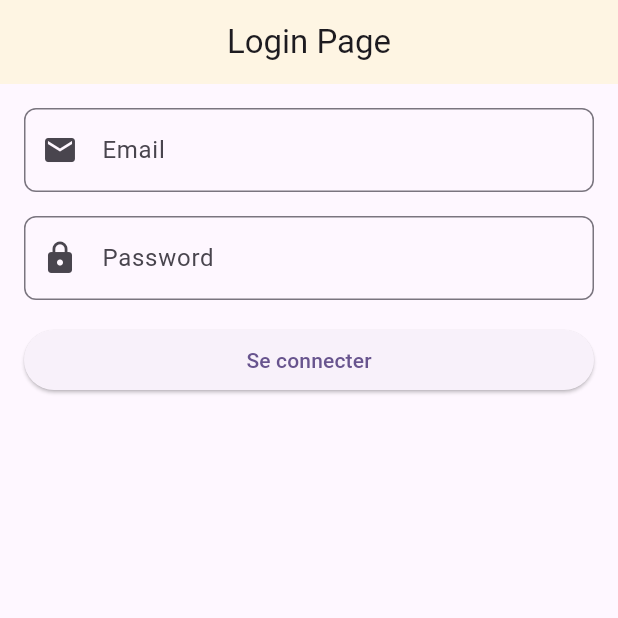
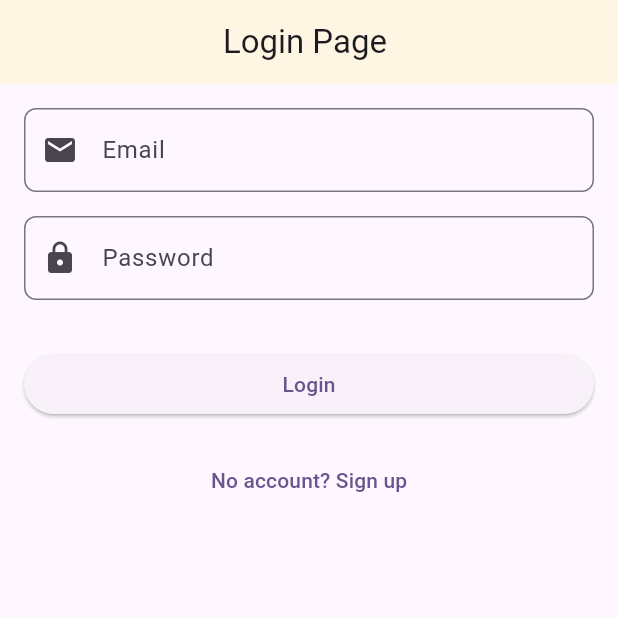
Before and after one commit to borisADN/signing-and-signup-with-google--flutter-introducing-firebase, a Flutter app: the screen it shows after launch, on a phone screen of 412 x 824 dp, the top half of it. Run offline on Flutter 3.47's test engine with Material 3 defaults, Android fonts, the phone set to English and light mode, and no system bars; our stand-ins replace firebase_auth, firebase_core; accounts and stored records are empty.

Commit message:
inscription des utilisateurs

```diff
--- a/lib/pages/login_page.dart
+++ b/lib/pages/login_page.dart
@@ -13,8 +13,10 @@ class _LoginPageState extends State<LoginPage> {
   final _formKey = GlobalKey<FormState>();
   final _emailController = TextEditingController();
   final _passwordController = TextEditingController();
+  final _passwordConfirmationController = TextEditingController();
 
   bool isLoading = false;
+  bool _forLogin = true;
 
   @override
   Widget build(BuildContext context) {
@@ -23,7 +25,7 @@ class _LoginPageState extends State<LoginPage> {
         centerTitle: true,
         surfaceTintColor: Colors.yellow,
         elevation: 12,
-        title: Text('Login Page'),
+        title: Text(_forLogin ? "Login Page " : "Register Page"),
       ),
       body: SingleChildScrollView(
         padding: const EdgeInsets.all(16),
@@ -57,6 +59,28 @@ class _LoginPageState extends State<LoginPage> {
                 ),
                 validator: (value) => value!.isEmpty ? 'Enter password' : null,
               ),
+              SizedBox(height: 16),
+              //confirmation password text field here
+              if (!_forLogin)
+                TextFormField(
+                  obscureText: true,
+                  controller: _passwordConfirmationController,
+                  decoration: InputDecoration(
+                      prefixIcon: Icon(Icons.lock),
+                      labelText: 'Confirm Password',
+                      border: OutlineInputBorder(
+                        borderRadius: BorderRadius.circular(8),
+                        borderSide: BorderSide(color: Colors.black),
+                      )),
+                  validator: (value) {
+                    if (value!.isEmpty) return 'Confirm password';
+                    // return value!.isEmpty ? 'Confirm password' : null;
+                    if (_passwordController.text != value) {
+                      return 'Passwords do not match';
+                    }
+                    return null;
+                  },
+                ),
               const SizedBox(height: 16),
               Container(
                   width: double.infinity,
@@ -64,16 +88,23 @@ class _LoginPageState extends State<LoginPage> {
                     onPressed: isLoading
                         ? null
                         : () async {
+                            if (_formKey.currentState!.validate()) {
                               setState(() {
                                 isLoading = true;
                               });
-                            if (_formKey.currentState!.validate()) {
                               // Perform login logic here
                               try {
+                                if (_forLogin) {
                                   await Auth().signInWithEmailAndPassword(
                                     _emailController.text,
                                     _passwordController.text,
                                   );
+                                } else {
+                                  await Auth().registerWithEmailAndPassword(
+                                    _emailController.text,
+                                    _passwordController.text,
+                                  );
+                                }
                                 setState(() {
                                   isLoading = false;
                                 });
@@ -92,9 +123,29 @@ class _LoginPageState extends State<LoginPage> {
                               }
                             }
                           },
-                    child:
-                        isLoading ? CircularProgressIndicator() : Text('Se connecter'),
-                  ))
+                    child: isLoading
+                        ? CircularProgressIndicator()
+                        : Text(_forLogin ? "Login" : "Register"),
+                  )),
+              const SizedBox(height: 16),
+              Row(
+                mainAxisAlignment: MainAxisAlignment.center,
+                children: [
+                  TextButton(
+                    onPressed: () {
+                      _emailController.text = "";
+                      _passwordController.text = "";
+                      _passwordConfirmationController.text = "";
+                      setState(() {
+                        _forLogin = !_forLogin;
+                      });
+                    },
+                    child: Text(_forLogin
+                        ? "No account? Sign up"
+                        : "Already have an account? Log in"),
+                  )
+                ],
+              )
             ])),
       ),
     );
```
Lines whose indentation alone changed are shown as unchanged.
